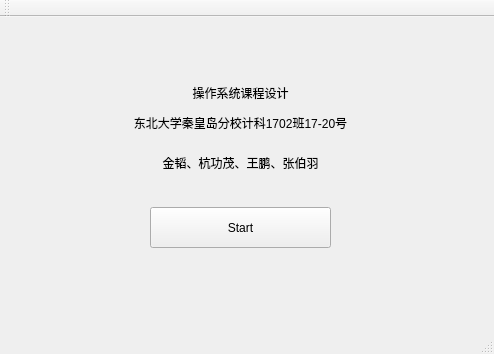
First picture: the form in mainwindow.ui, repository Kingtous/OperatingSystemDesign, before the edit.
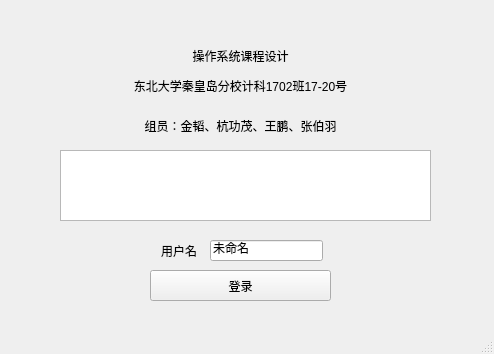
Second picture: the form after the edit.

```diff
--- a/mainwindow.ui
+++ b/mainwindow.ui
@@ -18,13 +18,13 @@
     <property name="geometry">
      <rect>
       <x>150</x>
-      <y>190</y>
+      <y>270</y>
       <width>181</width>
-      <height>41</height>
+      <height>31</height>
      </rect>
     </property>
     <property name="text">
-     <string>Start</string>
+     <string>登录</string>
     </property>
     <property name="checkable">
      <bool>true</bool>
@@ -37,7 +37,7 @@
     <property name="geometry">
      <rect>
       <x>90</x>
-      <y>60</y>
+      <y>40</y>
       <width>301</width>
       <height>31</height>
      </rect>
@@ -53,13 +53,13 @@
     <property name="geometry">
      <rect>
       <x>90</x>
-      <y>130</y>
+      <y>110</y>
       <width>301</width>
       <height>31</height>
      </rect>
     </property>
     <property name="text">
-     <string>金韬、杭功茂、王鹏、张伯羽</string>
+     <string>组员：金韬、杭功茂、王鹏、张伯羽</string>
     </property>
     <property name="alignment">
      <set>Qt::AlignCenter</set>
@@ -69,7 +69,7 @@
     <property name="geometry">
      <rect>
       <x>90</x>
-      <y>90</y>
+      <y>70</y>
       <width>301</width>
       <height>31</height>
      </rect>
@@ -81,6 +81,45 @@
      <set>Qt::AlignCenter</set>
     </property>
    </widget>
+   <widget class="QLineEdit" name="edit_username">
+    <property name="geometry">
+     <rect>
+      <x>210</x>
+      <y>240</y>
+      <width>113</width>
+      <height>21</height>
+     </rect>
+    </property>
+    <property name="text">
+     <string>未命名</string>
+    </property>
+   </widget>
+   <widget class="QLabel" name="label_4">
+    <property name="geometry">
+     <rect>
+      <x>150</x>
+      <y>235</y>
+      <width>58</width>
+      <height>31</height>
+     </rect>
+    </property>
+    <property name="text">
+     <string>用户名</string>
+    </property>
+    <property name="alignment">
+     <set>Qt::AlignCenter</set>
+    </property>
+   </widget>
+   <widget class="QTableView" name="tv_class">
+    <property name="geometry">
+     <rect>
+      <x>60</x>
+      <y>150</y>
+      <width>371</width>
+      <height>71</height>
+     </rect>
+    </property>
+   </widget>
   </widget>
   <widget class="QMenuBar" name="menuBar">
    <property name="geometry">
@@ -92,14 +131,6 @@
     </rect>
    </property>
   </widget>
-  <widget class="QToolBar" name="mainToolBar">
-   <attribute name="toolBarArea">
-    <enum>TopToolBarArea</enum>
-   </attribute>
-   <attribute name="toolBarBreak">
-    <bool>false</bool>
-   </attribute>
-  </widget>
   <widget class="QStatusBar" name="statusBar"/>
   <action name="actionquit">
    <property name="text">
```
